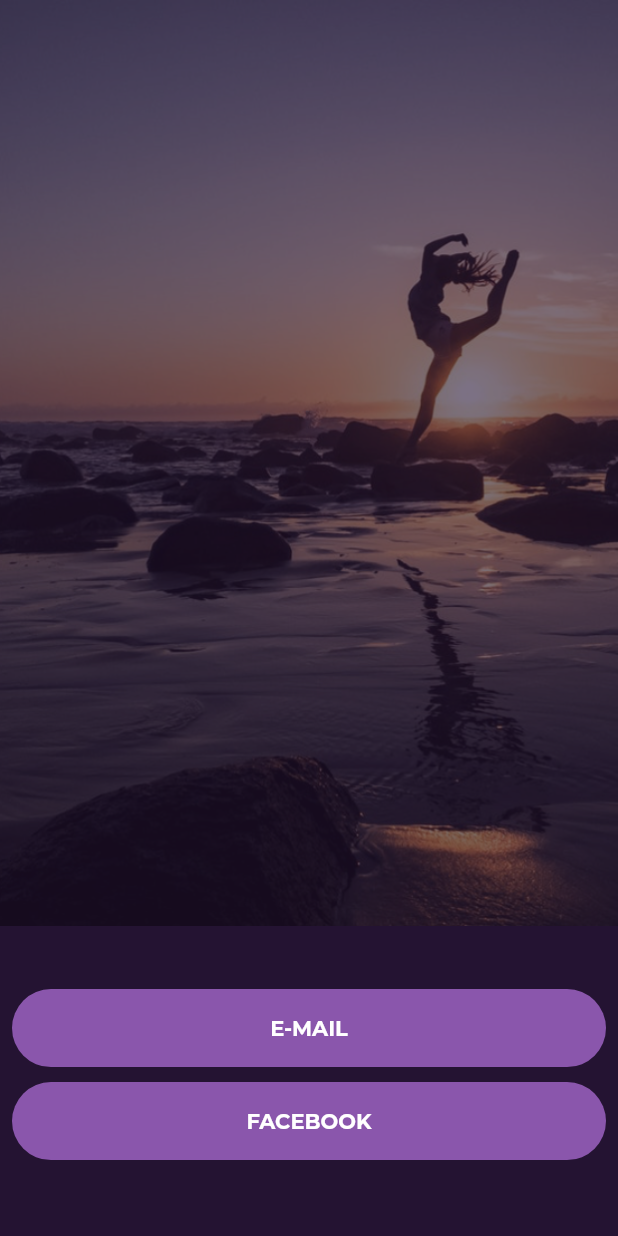
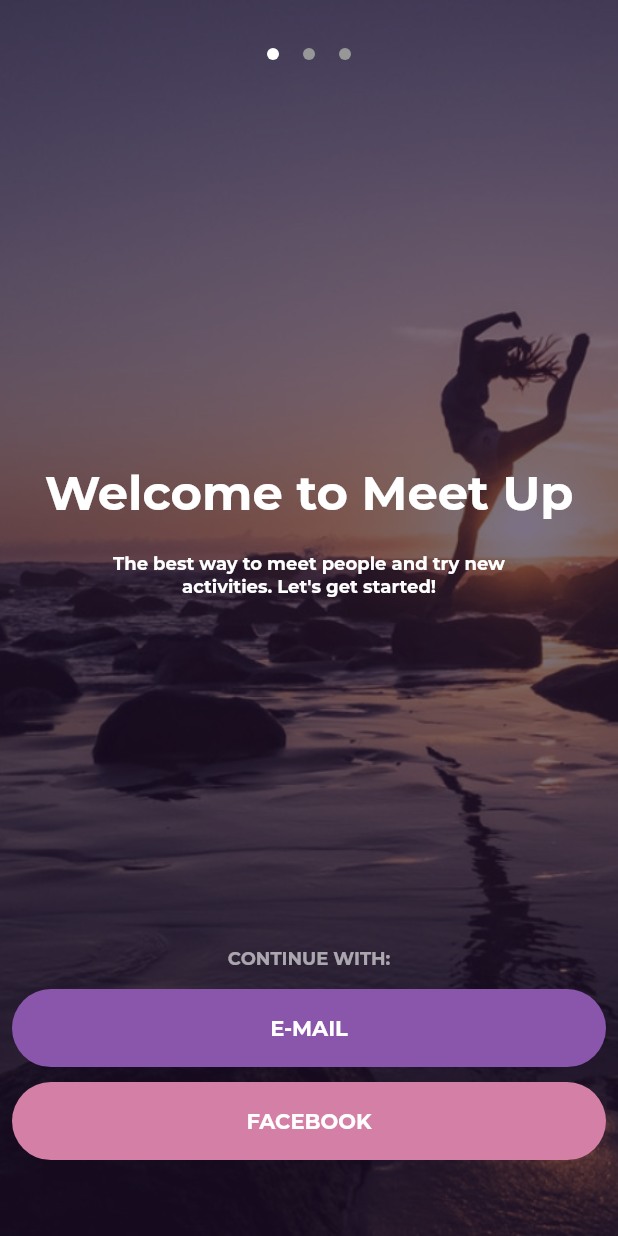
Before and after one commit to resulcay/social_meet_up, a Flutter app: the screen it shows after launch, on a phone screen of 412 x 824 dp. Run offline on Flutter 3.47's test engine with Material 2 defaults, Android fonts, the light colour scheme and no system bars.

Commit message:
onboarding screen slider added

```diff
--- a/lib/onboarding_screen.dart
+++ b/lib/onboarding_screen.dart
@@ -2,26 +2,92 @@ import 'package:flutter/material.dart';
 import 'package:social_meet_up/constants.dart';
 import 'package:social_meet_up/sign_in_button.dart';
 
-class OnboardingScreen extends StatelessWidget {
+PageController onboardingBodyController = PageController();
+List<Widget> onboardingBodyItems = const [
+  OnboardingScreenBodyItem(
+    title: "Welcome to Meet Up",
+    description:
+        "The best way to meet people and try new activities. Let's get started!",
+  ),
+  OnboardingScreenBodyItem(
+    title: "Hello There",
+    description: "Kinda diff desc here",
+  ),
+  OnboardingScreenBodyItem(
+    title: "At last",
+    description: "very very diff content here",
+  ),
+];
+
+class OnboardingScreen extends StatefulWidget {
   const OnboardingScreen({super.key});
 
   @override
+  State<OnboardingScreen> createState() => _OnboardingScreenState();
+}
+
+class _OnboardingScreenState extends State<OnboardingScreen> {
+  int _pageIndex = 0;
+  @override
   Widget build(BuildContext context) {
-    return Scaffold(
-      backgroundColor: kDarkestPurple,
-      body: Stack(
-        children: [
-          FittedBox(
-            fit: BoxFit.fitWidth,
-            child: Image.asset("assets/images/bg.png"),
+    return SafeArea(
+      child: Scaffold(
+        backgroundColor: kDarkestPurple,
+        body: Container(
+          decoration: const BoxDecoration(
+            image: DecorationImage(
+              image: AssetImage("assets/images/bg.png"),
+              fit: BoxFit.cover,
+            ),
           ),
-          Padding(
+          child: Padding(
             padding: const EdgeInsets.all(8.0),
             child: Column(
               children: [
                 Expanded(
                   flex: 8,
-                  child: Container(),
+                  child: Padding(
+                    padding: const EdgeInsets.all(8.0),
+                    child: Column(
+                      mainAxisAlignment: MainAxisAlignment.center,
+                      crossAxisAlignment: CrossAxisAlignment.center,
+                      children: [
+                        Padding(
+                            padding: const EdgeInsets.all(8.0),
+                            child: Row(
+                              mainAxisAlignment: MainAxisAlignment.center,
+                              crossAxisAlignment: CrossAxisAlignment.center,
+                              children: List.generate(
+                                  onboardingBodyItems.length, (index) {
+                                return OnboardingCircleAvatar(
+                                  isActive: index == _pageIndex,
+                                );
+                              }),
+                            )),
+                        Expanded(
+                          child: PageView.builder(
+                            controller: onboardingBodyController,
+                            itemCount: onboardingBodyItems.length,
+                            onPageChanged: (value) {
+                              setState(() {
+                                _pageIndex = value;
+                              });
+                            },
+                            itemBuilder: (context, index) =>
+                                onboardingBodyItems[index],
+                          ),
+                        ),
+                        Text(
+                          "CONTINUE WITH:",
+                          style: TextStyle(
+                            fontSize: 12,
+                            fontWeight: FontWeight.w600,
+                            color: kNormalWhite.withOpacity(0.6),
+                          ),
+                        ),
+                      ],
+                    ),
+                  ),
                 ),
                 Expanded(
                   flex: 2,
@@ -34,7 +100,7 @@ class OnboardingScreen extends StatelessWidget {
                       ),
                       SignInButton(
                         text: "facebook",
-                        color: kDarkPink,
+                        color: kNormalPink,
                         function: () {},
                       ),
                     ],
@@ -42,9 +108,71 @@ class OnboardingScreen extends StatelessWidget {
                 ),
               ],
             ),
-          )
-        ],
+          ),
+        ),
       ),
     );
   }
 }
+
+class OnboardingCircleAvatar extends StatelessWidget {
+  final bool isActive;
+  const OnboardingCircleAvatar({
+    this.isActive = false,
+    Key? key,
+  }) : super(key: key);
+
+  @override
+  Widget build(BuildContext context) {
+    return Padding(
+      padding: const EdgeInsets.all(8.0),
+      child: CircleAvatar(
+        radius: 4,
+        backgroundColor: isActive ? kNormalWhite : kGrey,
+      ),
+    );
+  }
+}
+
+class OnboardingScreenBodyItem extends StatelessWidget {
+  final String title;
+  final String description;
+  const OnboardingScreenBodyItem({
+    Key? key,
+    required this.title,
+    required this.description,
+  }) : super(key: key);
+
+  @override
+  Widget build(BuildContext context) {
+    return Column(
+      mainAxisAlignment: MainAxisAlignment.center,
+      children: [
+        Padding(
+          padding: const EdgeInsets.symmetric(vertical: 20),
+          child: Text(
+            title,
+            style: const TextStyle(
+              fontSize: 32,
+              fontWeight: FontWeight.bold,
+              color: kNormalWhite,
+            ),
+            textAlign: TextAlign.center,
+          ),
+        ),
+        Padding(
+          padding: const EdgeInsets.symmetric(horizontal: 30),
+          child: Text(
+            description,
+            style: const TextStyle(
+              fontSize: 12,
+              fontWeight: FontWeight.w600,
+              color: kNormalWhite,
+            ),
+            textAlign: TextAlign.center,
+          ),
+        ),
+      ],
+    );
+  }
+}
--- a/lib/sign_in_button.dart
+++ b/lib/sign_in_button.dart
@@ -1,4 +1,5 @@
 import 'package:flutter/material.dart';
+import 'package:social_meet_up/constants.dart';
 
 class SignInButton extends StatelessWidget {
   final String text;
@@ -21,17 +22,15 @@ class SignInButton extends StatelessWidget {
           height: 52,
           decoration: BoxDecoration(
             color: color,
-            borderRadius: const BorderRadius.all(
-              Radius.circular(40),
-            ),
+            borderRadius: BorderRadius.circular(40),
           ),
           child: Center(
             child: Text(
               text.toUpperCase(),
               style: const TextStyle(
                 fontSize: 14,
-                fontWeight: FontWeight.bold,
-                color: Colors.white,
+                fontWeight: FontWeight.w600,
+                color: kNormalWhite,
               ),
             ),
           ),
```
